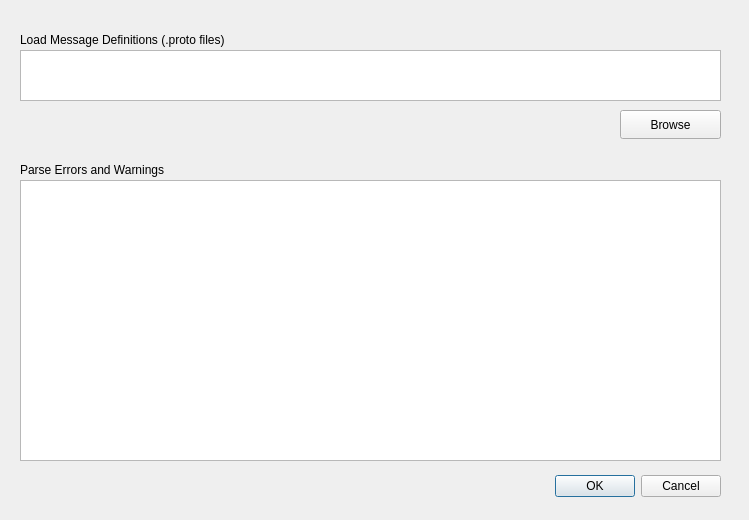
The window that src/gui/connect_window.ui (HarshitAghera/logpb) describes before a commit, drawn with Qt 5.
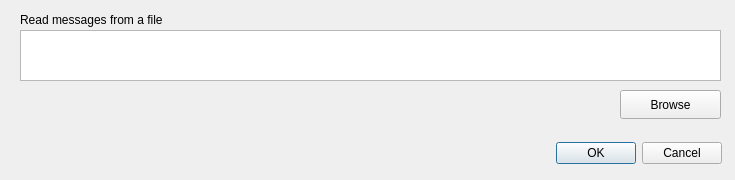
The same window after the commit.

```diff
--- a/src/gui/connect_window.ui
+++ b/src/gui/connect_window.ui
@@ -6,8 +6,8 @@
    <rect>
     <x>0</x>
     <y>0</y>
-    <width>749</width>
-    <height>520</height>
+    <width>735</width>
+    <height>180</height>
    </rect>
   </property>
   <property name="windowTitle">
@@ -16,24 +16,44 @@
   <widget class="QDialogButtonBox" name="buttonBox">
    <property name="geometry">
     <rect>
-     <x>380</x>
-     <y>470</y>
-     <width>341</width>
-     <height>32</height>
+     <x>550</x>
+     <y>140</y>
+     <width>172</width>
+     <height>27</height>
     </rect>
    </property>
-   <property name="orientation">
-    <enum>Qt::Horizontal</enum>
-   </property>
    <property name="standardButtons">
     <set>QDialogButtonBox::Cancel|QDialogButtonBox::Ok</set>
    </property>
   </widget>
+  <widget class="QLabel" name="lb_load">
+   <property name="geometry">
+    <rect>
+     <x>20</x>
+     <y>10</y>
+     <width>341</width>
+     <height>20</height>
+    </rect>
+   </property>
+   <property name="text">
+    <string>Read messages from a file</string>
+   </property>
+  </widget>
+  <widget class="QTextBrowser" name="id_defs">
+   <property name="geometry">
+    <rect>
+     <x>20</x>
+     <y>30</y>
+     <width>701</width>
+     <height>51</height>
+    </rect>
+   </property>
+  </widget>
   <widget class="QPushButton" name="pb_browse_defs">
    <property name="geometry">
     <rect>
      <x>620</x>
-     <y>110</y>
+     <y>90</y>
      <width>101</width>
      <height>29</height>
     </rect>
@@ -42,52 +62,6 @@
     <string>Browse</string>
    </property>
   </widget>
-  <widget class="QLabel" name="lb_load">
-   <property name="geometry">
-    <rect>
-     <x>20</x>
-     <y>30</y>
-     <width>341</width>
-     <height>20</height>
-    </rect>
-   </property>
-   <property name="text">
-    <string>Load Message Definitions (.proto files)</string>
-   </property>
-  </widget>
-  <widget class="QTextBrowser" name="id_defs">
-   <property name="geometry">
-    <rect>
-     <x>20</x>
-     <y>50</y>
-     <width>701</width>
-     <height>51</height>
-    </rect>
-   </property>
-  </widget>
-  <widget class="QTextBrowser" name="id_parse_errors">
-   <property name="geometry">
-    <rect>
-     <x>20</x>
-     <y>180</y>
-     <width>701</width>
-     <height>281</height>
-    </rect>
-   </property>
-  </widget>
-  <widget class="QLabel" name="lb_parse_errors">
-   <property name="geometry">
-    <rect>
-     <x>20</x>
-     <y>160</y>
-     <width>341</width>
-     <height>20</height>
-    </rect>
-   </property>
-   <property name="text">
-    <string>Parse Errors and Warnings</string>
-   </property>
-  </widget>
  </widget>
  <resources/>
  <connections>
```
Left out of the diff: 37 changed lines with no effect on the pictures.
